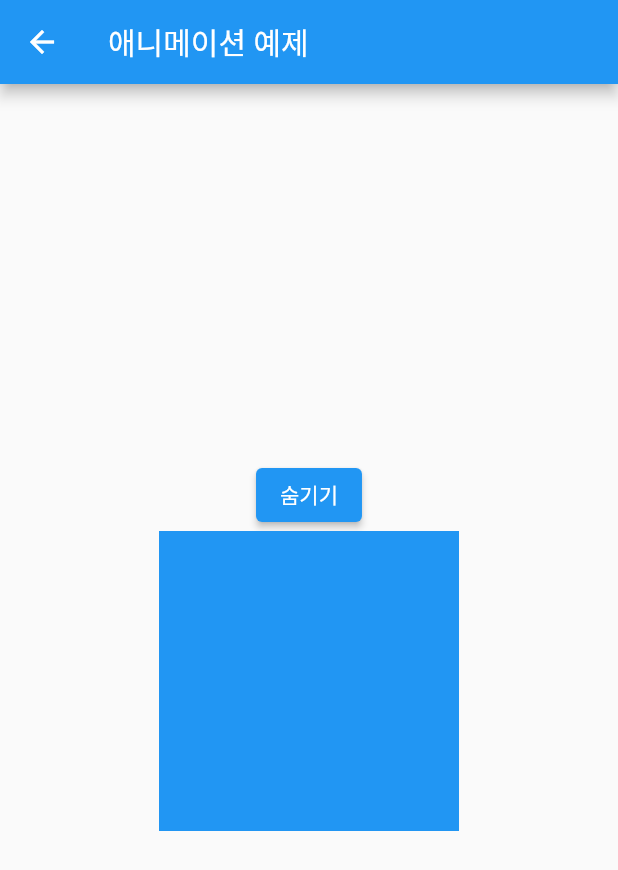
After one commit to lcs9912/flutter_teamPro_indieSpot, a Flutter app: the AnimationExample screen opened directly, after a tap on "보이기", on a phone screen of 412 x 824 dp. The commit adds this screen. Shown: the top 870 px of the screen. Run offline on Flutter 3.47's test engine with Material 2 defaults, Android fonts, the light colour scheme and no system bars; our stand-ins replace cached_network_image, cloud_firestore, firebase_core, firebase_storage, flutter_rating_bar, flutter_speed_dial and 5 more; missing offline and left inert: flutter_image, iamport_flutter; accounts and stored records are empty; Roboto replaces fonts that are missing (Noto_Serif_KR).

Commit message:
애니메이션 예제

```diff
--- /dev/null
+++ b/lib/aniTest.dart
@@ -0,0 +1,75 @@
+import 'package:flutter/material.dart';
+
+class AnimationExample extends StatefulWidget {
+  const AnimationExample({super.key});
+
+  @override
+  _AnimationExampleState createState() => _AnimationExampleState();
+}
+
+class _AnimationExampleState extends State<AnimationExample> with SingleTickerProviderStateMixin {
+  late AnimationController _controller;
+  bool _isVisible = false;
+
+  @override
+  void initState() {
+    super.initState();
+
+    _controller = AnimationController(
+      vsync: this,
+      duration: Duration(seconds: 1),
+    );
+  }
+
+  @override
+  Widget build(BuildContext context) {
+    return Scaffold(
+      appBar: AppBar(
+        title: Text('애니메이션 예제'),
+      ),
+      body: Center(
+        child: Column(
+          mainAxisAlignment: MainAxisAlignment.center,
+          children: <Widget>[
+            ElevatedButton(
+              child: Text(_isVisible ? '숨기기' : '보이기'),
+              onPressed: () {
+                if (!_isVisible) {
+                  _controller.forward(); // 애니메이션 시작
+                } else {
+                  _controller.reverse(); // 애니메이션 역방향으로 실행
+                }
+                setState(() {
+                  _isVisible = !_isVisible;
+                });
+              },
+            ),
+            _isVisible
+                ? ScaleTransition(
+              scale: _controller.drive(
+                Tween<double>(
+                  begin: 0.0,
+                  end: 1.0,
+                ),
+              ),
+              child: Container(
+                width: 200,
+                height: 200,
+                color: Colors.blue,
+              ),
+            )
+                : Container(), // 또는 SizedBox.shrink() 사용
+            SizedBox(height: 20),
+
+          ],
+        ),
+      ),
+    );
+  }
+
+  @override
+  void dispose() {
+    _controller.dispose();
+    super.dispose();
+  }
+}
```
Also changed, not shown: lib/lcsTest.dart (deleted, +0 -30 lines), lib/main.dart (+6 -1 lines).
